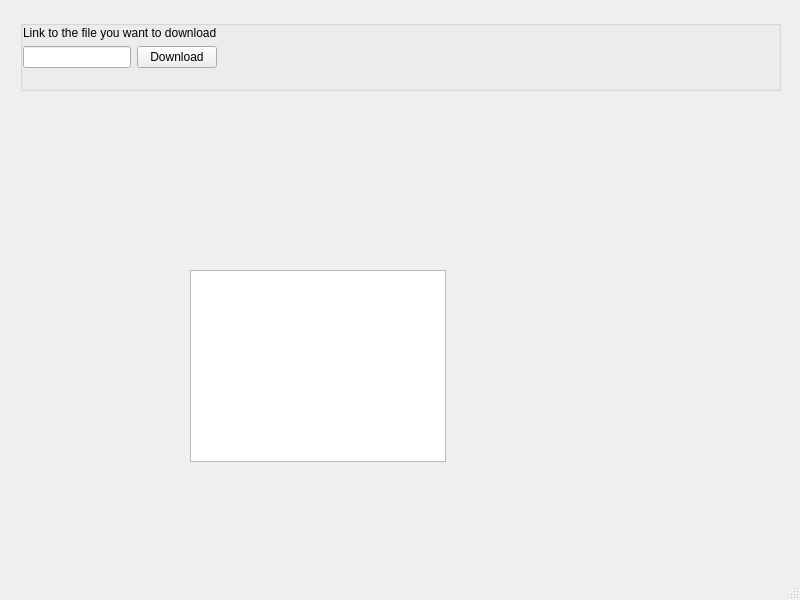
Old version of the form forms/mainwindow.ui in the repository DINOZYAVIER/download-manager.
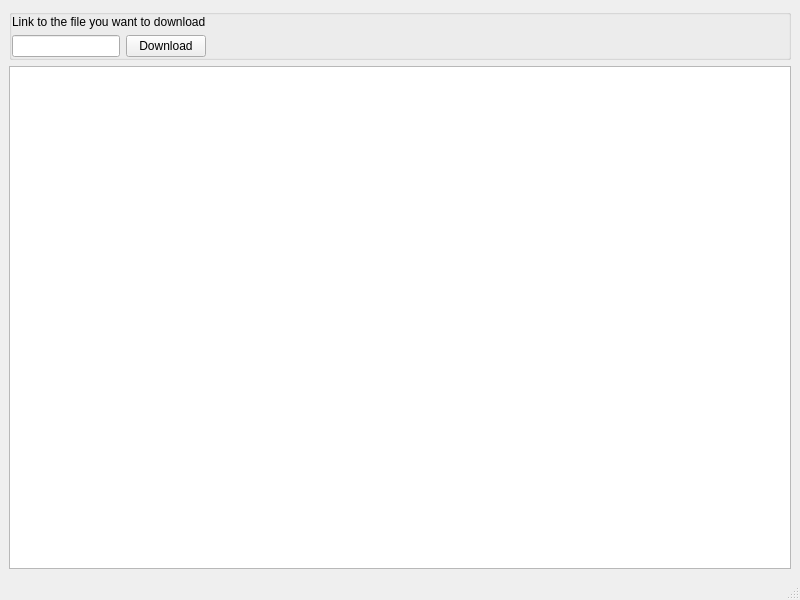
New version of the form.

Patch:
```diff
--- a/forms/mainwindow.ui
+++ b/forms/mainwindow.ui
@@ -14,15 +14,9 @@
    <string>MainWindow</string>
   </property>
   <widget class="QWidget" name="centralwidget">
+   <layout class="QVBoxLayout" name="verticalLayout_2">
+    <item>
    <widget class="QGroupBox" name="groupBox">
-    <property name="geometry">
-     <rect>
-      <x>20</x>
-      <y>20</y>
-      <width>761</width>
-      <height>71</height>
-     </rect>
-    </property>
     <property name="title">
      <string/>
     </property>
@@ -73,16 +67,18 @@
      </item>
     </layout>
    </widget>
+    </item>
+    <item>
    <widget class="QTableView" name="tableView">
-    <property name="geometry">
-     <rect>
-      <x>190</x>
-      <y>270</y>
-      <width>256</width>
-      <height>192</height>
-     </rect>
-    </property>
-   </widget>
+      <attribute name="horizontalHeaderStretchLastSection">
+       <bool>true</bool>
+      </attribute>
+      <attribute name="verticalHeaderVisible">
+       <bool>false</bool>
+      </attribute>
+     </widget>
+    </item>
+   </layout>
   </widget>
   <widget class="QMenuBar" name="menubar">
    <property name="geometry">
```
Lines whose indentation alone changed are shown as unchanged.
